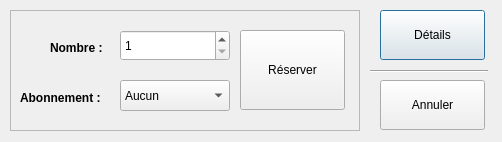
The window that ui/choiceClientDialog.ui (KaneRoot/ihmsem6a) describes before a commit, drawn with Qt 5.
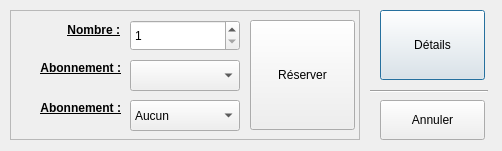
The same window after the commit.

What changed in the file:
```diff
--- a/ui/choiceClientDialog.ui
+++ b/ui/choiceClientDialog.ui
@@ -7,7 +7,7 @@
     <x>0</x>
     <y>0</y>
     <width>502</width>
-    <height>142</height>
+    <height>151</height>
    </rect>
   </property>
   <property name="windowTitle">
@@ -19,7 +19,7 @@
      <x>380</x>
      <y>10</y>
      <width>105</width>
-     <height>50</height>
+     <height>70</height>
     </rect>
    </property>
    <property name="text">
@@ -35,7 +35,7 @@
      <x>10</x>
      <y>10</y>
      <width>350</width>
-     <height>121</height>
+     <height>130</height>
     </rect>
    </property>
    <property name="frameShape">
@@ -47,10 +47,10 @@
    <widget class="QPushButton" name="reserveButton">
     <property name="geometry">
      <rect>
-      <x>230</x>
-      <y>20</y>
+      <x>240</x>
+      <y>10</y>
       <width>105</width>
-      <height>80</height>
+      <height>110</height>
      </rect>
     </property>
     <property name="text">
@@ -63,8 +63,8 @@
    <widget class="QSpinBox" name="spinBox">
     <property name="geometry">
      <rect>
-      <x>110</x>
-      <y>20</y>
+      <x>120</x>
+      <y>10</y>
       <width>110</width>
       <height>31</height>
      </rect>
@@ -76,8 +76,8 @@
    <widget class="QComboBox" name="comboBox">
     <property name="geometry">
      <rect>
-      <x>110</x>
-      <y>70</y>
+      <x>120</x>
+      <y>90</y>
       <width>110</width>
       <height>31</height>
      </rect>
@@ -111,27 +111,31 @@
    <widget class="QLabel" name="label">
     <property name="geometry">
      <rect>
-      <x>40</x>
-      <y>30</y>
-      <width>70</width>
-      <height>16</height>
+      <x>9</x>
+      <y>10</y>
+      <width>101</width>
+      <height>20</height>
      </rect>
     </property>
     <property name="font">
      <font>
       <weight>75</weight>
       <bold>true</bold>
+      <underline>true</underline>
      </font>
     </property>
     <property name="text">
      <string>Nombre :</string>
     </property>
+    <property name="alignment">
+     <set>Qt::AlignRight|Qt::AlignTrailing|Qt::AlignVCenter</set>
+    </property>
    </widget>
    <widget class="QLabel" name="label_2">
     <property name="geometry">
      <rect>
       <x>10</x>
-      <y>80</y>
+      <y>90</y>
       <width>101</width>
       <height>16</height>
      </rect>
@@ -140,10 +144,47 @@
      <font>
       <weight>75</weight>
       <bold>true</bold>
+      <underline>true</underline>
      </font>
     </property>
     <property name="text">
      <string>Abonnement :</string>
+    </property>
+    <property name="alignment">
+     <set>Qt::AlignRight|Qt::AlignTrailing|Qt::AlignVCenter</set>
+    </property>
+   </widget>
+   <widget class="QComboBox" name="horaireComboBox">
+    <property name="geometry">
+     <rect>
+      <x>120</x>
+      <y>50</y>
+      <width>110</width>
+      <height>31</height>
+     </rect>
+    </property>
+   </widget>
+   <widget class="QLabel" name="label_3">
+    <property name="geometry">
+     <rect>
+      <x>10</x>
+      <y>50</y>
+      <width>101</width>
+      <height>16</height>
+     </rect>
+    </property>
+    <property name="font">
+     <font>
+      <weight>75</weight>
+      <bold>true</bold>
+      <underline>true</underline>
+     </font>
+    </property>
+    <property name="text">
+     <string>Abonnement :</string>
+    </property>
+    <property name="alignment">
+     <set>Qt::AlignRight|Qt::AlignTrailing|Qt::AlignVCenter</set>
     </property>
    </widget>
   </widget>
@@ -151,9 +192,9 @@
    <property name="geometry">
     <rect>
      <x>380</x>
-     <y>80</y>
+     <y>100</y>
      <width>105</width>
-     <height>50</height>
+     <height>40</height>
     </rect>
    </property>
    <property name="text">
@@ -167,7 +208,7 @@
    <property name="geometry">
     <rect>
      <x>370</x>
-     <y>70</y>
+     <y>90</y>
      <width>118</width>
      <height>3</height>
     </rect>
```
